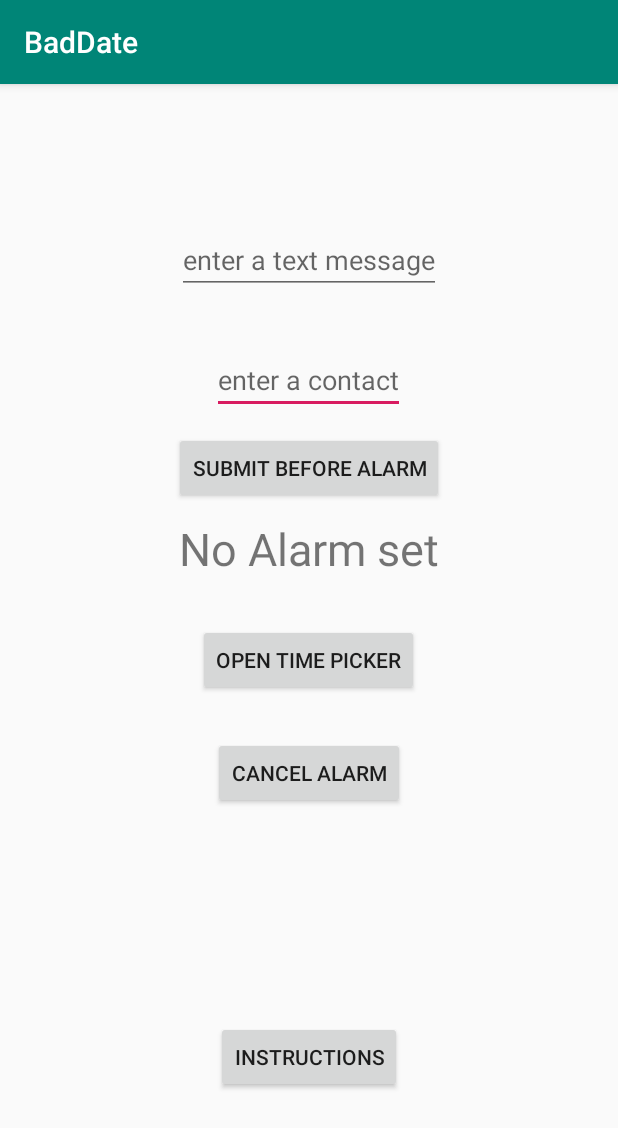
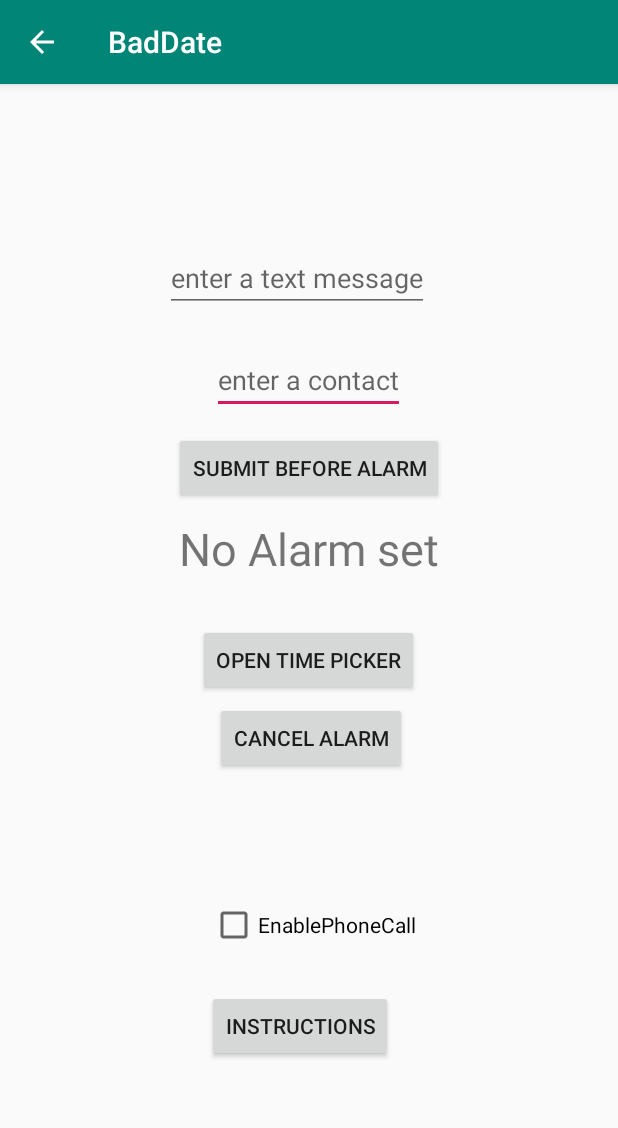
Before and after one commit to zhipengwang30105760/BadDate, an Android app: the MainActivity screen opened directly, with no data from a screen before it, on a phone screen of 412 x 824 dp. Shown: the top 1128 px of the screen. Run offline under Robolectric (Android 15) with nearby library versions, the phone set to English and light mode, and no system bars; Roboto replaces fonts that are not available here.

Commit message:
Merge branch 'master' of https://github.com/ziipeen/BadDate into phonecall
# Conflicts:
#	.idea/vcs.xml
#	app/src/main/java/com/example/application/baddate/AlertReceiver.java
#	app/src/main/java/com/example/application/baddate/MainActivity.java
#	app/src/main/res/layout/activity_main.xml

```diff
--- a/app/build.gradle
+++ b/app/build.gradle
@@ -4,7 +4,7 @@ android {
     compileSdkVersion 28
     defaultConfig {
         applicationId "com.example.application.baddate"
-        minSdkVersion 26
+        minSdkVersion 28
         targetSdkVersion 28
         versionCode 1
         versionName "1.0"
--- a/app/src/main/res/layout/activity_main.xml
+++ b/app/src/main/res/layout/activity_main.xml
@@ -19,13 +19,14 @@
 
     <EditText
         android:id="@+id/message"
-        android:inputType="textMultiLine"
         android:layout_width="wrap_content"
         android:layout_height="wrap_content"
         android:layout_above="@id/button_timepicker"
-        android:layout_centerHorizontal="true"
-        android:layout_marginBottom="220dp"
-        android:hint="enter a text message"/>
+        android:layout_alignStart="@+id/button_timepicker"
+        android:layout_marginStart="-22dp"
+        android:layout_marginBottom="208dp"
+        android:hint="enter a text message"
+        android:inputType="textMultiLine" />
 
     <Button
         android:id="@+id/button3"
@@ -60,8 +61,10 @@
         android:layout_width="wrap_content"
         android:layout_height="wrap_content"
         android:layout_below="@id/button_timepicker"
+        android:layout_alignEnd="@+id/contact"
         android:layout_centerHorizontal="true"
-        android:layout_marginTop="27dp"
+        android:layout_marginTop="4dp"
+        android:layout_marginEnd="-1dp"
         android:text="cancel alarm" />
 
     <Button
@@ -69,8 +72,19 @@
         android:layout_width="wrap_content"
         android:layout_height="wrap_content"
         android:layout_below="@+id/button_cancel"
-        android:layout_centerHorizontal="true"
-        android:layout_marginTop="141dp"
+        android:layout_alignStart="@+id/contact"
+        android:layout_marginStart="-3dp"
+        android:layout_marginTop="144dp"
         android:text="Instructions" />
 
+    <CheckBox
+        android:id="@+id/checkBox"
+        android:layout_width="wrap_content"
+        android:layout_height="wrap_content"
+        android:layout_alignParentStart="true"
+        android:layout_alignParentBottom="true"
+        android:layout_marginStart="140dp"
+        android:layout_marginBottom="191dp"
+        android:text="EnablePhoneCall" />
+
 </RelativeLayout>
```
Also changed, not shown: app/src/main/AndroidManifest.xml (+5 -3 lines), app/src/main/java/com/example/application/baddate/MainActivity.java (+75 -7 lines).
